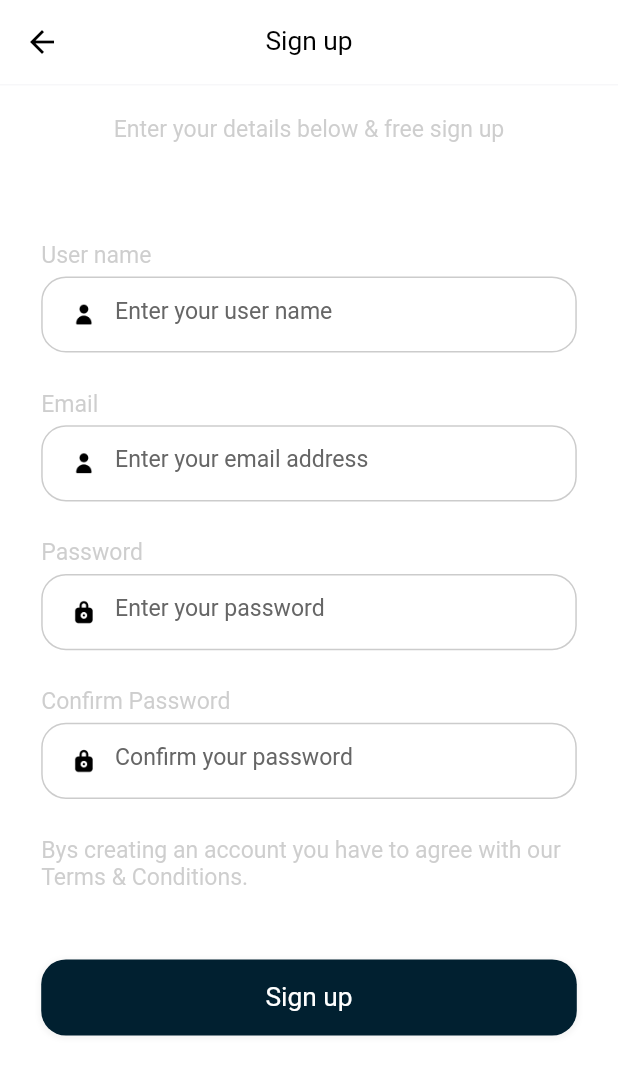
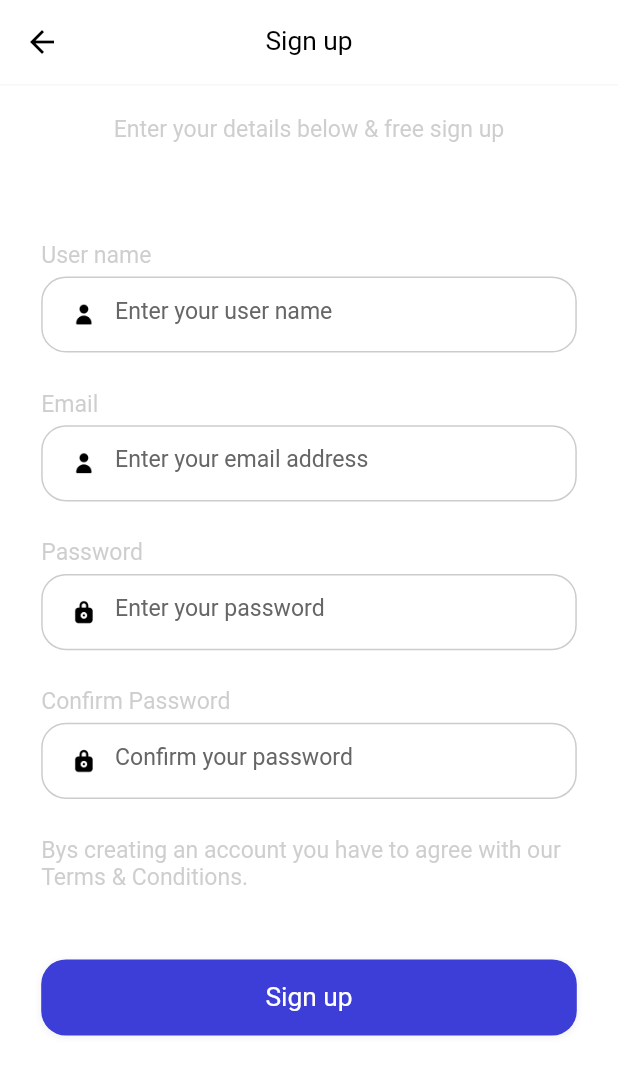
Before and after one commit to uzaircode/bloc_tuto_course_app, a Flutter app: the RegisterScreen screen opened by its route, on a phone screen of 412 x 824 dp. Shown: the top 1075 px of the screen. Run offline on Flutter 3.47's test engine with Material 2 defaults, Android fonts, the phone set to English and light mode, and no system bars; our stand-ins replace cloud_firestore, dio, dots_indicator, firebase_auth, firebase_core, flutter_bloc and 5 more; missing offline and left inert: dart:ffi; accounts and stored records are empty; network calls fail; Roboto replaces fonts that are missing (Avenir).

Commit message:
Rename code

```diff
--- a/lib/common/values/colors.dart
+++ b/lib/common/values/colors.dart
@@ -9,7 +9,7 @@ class AppColors {
       Color.fromARGB(255, 247, 247, 249);
 
   /// main widget color blue
-  static const Color primaryElement = Color.fromARGB(255, 1, 32, 48);
+  static const Color primaryElement = Color.fromARGB(255, 61, 61, 216);
 
   /// main text color black
   static const Color primaryText = Color.fromARGB(255, 0, 0, 0);
@@ -22,7 +22,7 @@ class AppColors {
   static const Color primarySecondaryElementText =
       Color.fromARGB(255, 102, 102, 102);
   // main widget third color grey
-  static const Color primaryThreeElementText =
+  static const Color primaryThirdElementText =
       Color.fromARGB(255, 170, 170, 170);
 
   static const Color primaryFourElementText =
--- a/lib/common/widgets/base_text_widget.dart
+++ b/lib/common/widgets/base_text_widget.dart
@@ -5,7 +5,7 @@ import 'package:yt_ulearning/common/values/colors.dart';
 Widget reusableText(
   String text, {
   Color color = AppColors.primaryText,
-  int fontSize = 16,
+  double fontSize = 16,
   FontWeight fontWeight = FontWeight.bold,
 }) {
   return Text(
--- a/lib/pages/home/home_page.dart
+++ b/lib/pages/home/home_page.dart
@@ -51,7 +51,7 @@ class _HomePageState extends State<HomePage> {
               slivers: [
                 SliverToBoxAdapter(
                   child: homePageText('Hello',
-                      color: AppColors.primaryThreeElementText, top: 20),
+                      color: AppColors.primaryThirdElementText, top: 20),
                 ),
                 SliverToBoxAdapter(
                   child: homePageText(userProfile.name ?? "",
```
Also changed, not shown: lib/pages/home/widgets/home_page_widgets.dart (+4 -4 lines).
